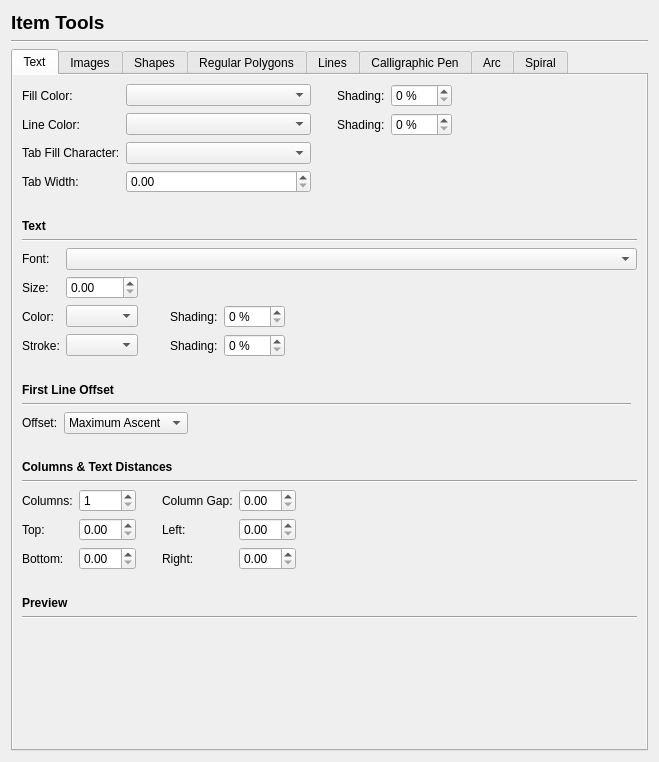
This is scribus/ui/prefs_itemtoolsbase.ui in scribusproject/scribus as Qt 5 draws it before an edit. The edited form follows.
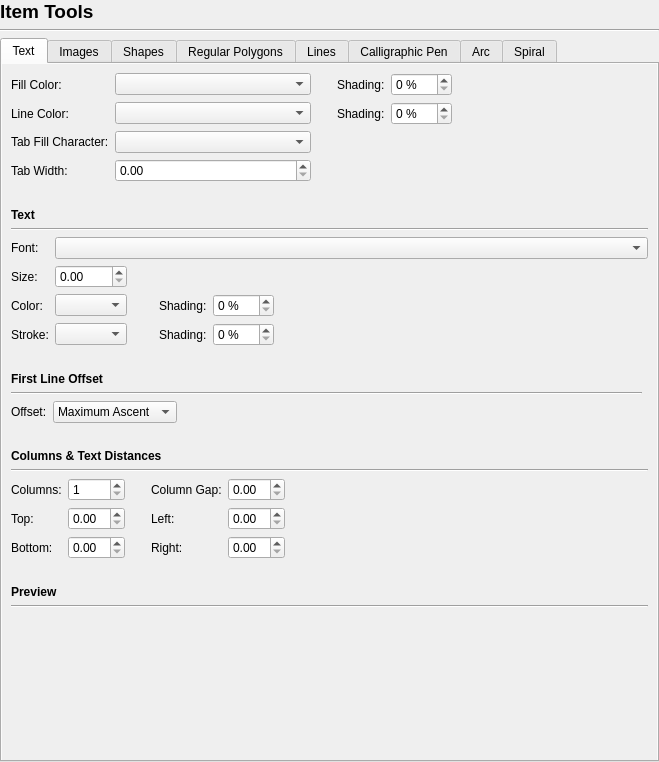
This is the edited form. Custom widgets are drawn as their Qt base class.

What changed in the file:
```diff
--- a/scribus/ui/prefs_itemtoolsbase.ui
+++ b/scribus/ui/prefs_itemtoolsbase.ui
@@ -14,6 +14,18 @@
    <string notr="true">Form</string>
   </property>
   <layout class="QVBoxLayout" name="verticalLayout">
+   <property name="leftMargin">
+    <number>0</number>
+   </property>
+   <property name="topMargin">
+    <number>0</number>
+   </property>
+   <property name="rightMargin">
+    <number>0</number>
+   </property>
+   <property name="bottomMargin">
+    <number>0</number>
+   </property>
    <item>
     <widget class="QLabel" name="label">
      <property name="font">
```
